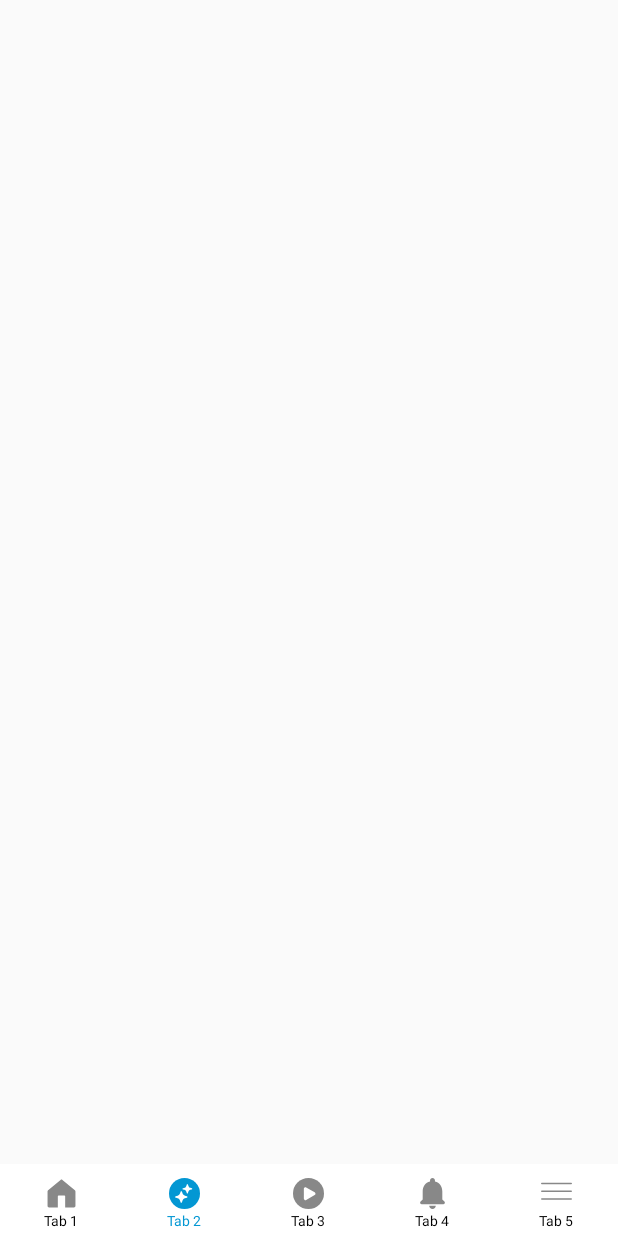
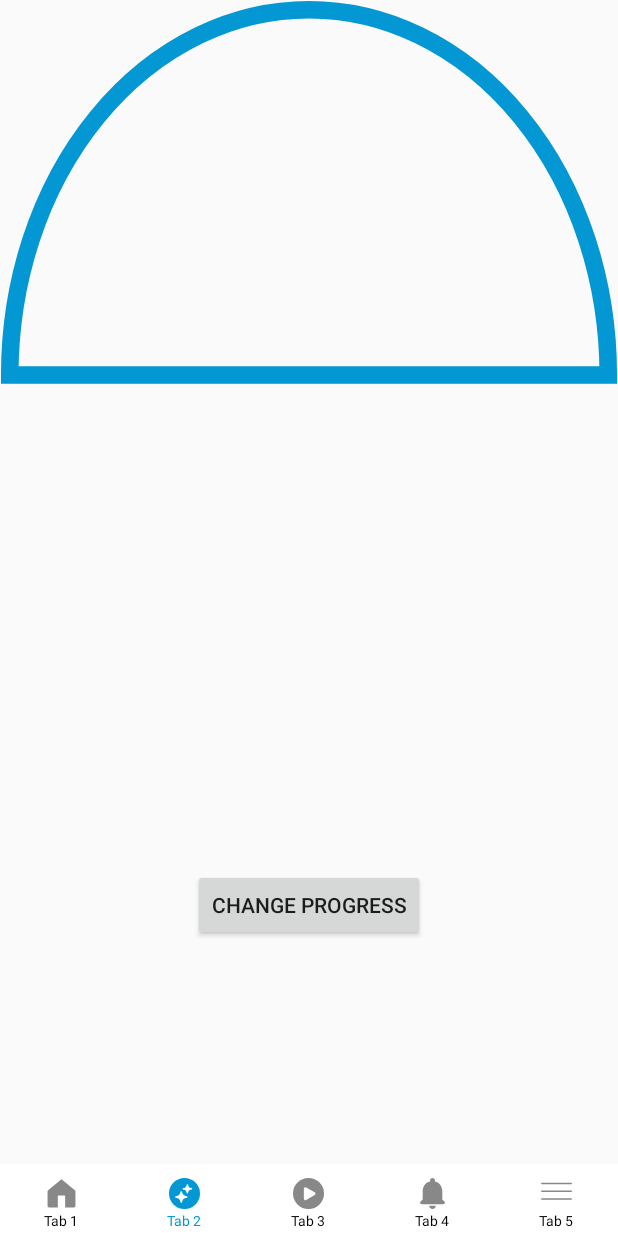
Before and after one commit to vuxbasnin/app_national_flag, an Android app: the screen it shows after launch (MainActivity), item 2 of the bottom bar chosen, on a phone screen of 412 x 824 dp. Run offline under Robolectric (Android 15) with nearby library versions, the phone set to English and light mode, and no system bars; our stand-ins replace Dagger/Hilt's generated code, Room's generated code, Timber, sdp/ssp sizes; libraries missing offline, so code that uses them is left out: com.chuckerteam.chucker; pictures from the network do not load.

Commit message:
[App] custom view semi cycle

```diff
--- /dev/null
+++ b/app/src/main/java/com/base/basemvvm/presentation/core/widget/SemiCycleView.kt
@@ -0,0 +1,67 @@
+package com.base.basemvvm.presentation.core.widget
+
+import android.animation.PropertyValuesHolder
+import android.animation.ValueAnimator
+import android.content.Context
+import android.graphics.Canvas
+import android.graphics.Paint
+import android.graphics.RectF
+import android.util.AttributeSet
+import android.view.View
+import android.view.animation.AccelerateDecelerateInterpolator
+import com.base.basemvvm.R
+
+class SemiCycleView(context: Context, attrs: AttributeSet) : View(context, attrs) {
+    private val backgroundPaint = Paint()
+    private val mainPain = Paint()
+    private var progress = 0f
+    private val margin: Float = resources.getDimension(R.dimen.size_6)
+
+    override fun onDraw(canvas: Canvas) {
+        super.onDraw(canvas)
+        val frame = RectF(margin, margin, width.toFloat() - margin, height.toFloat() - margin)
+        canvas.drawArc(
+            frame,
+            0f,
+            -180f,
+            true,
+            backgroundPaint
+        )
+        progress.times(-180f).let { canvas.drawArc(frame, 0f, it, true, mainPain) }
+    }
+
+    fun setProcess(v: Float) {
+        val currentProgress = this.progress
+        val animator =
+            ValueAnimator().apply { // Thực hiện hiệu ứng chuyển động khi thay đổi progress
+                setValues(
+                    PropertyValuesHolder.ofFloat(
+                        "percent",
+                        currentProgress, v
+                    )
+                )
+                duration = 300
+                interpolator = AccelerateDecelerateInterpolator()
+
+                addUpdateListener {
+                    val newValue = it.getAnimatedValue("percent") as Float
+                    this@SemiCycleView.progress = newValue
+                    invalidate()
+                }
+            }
+        animator.start()
+    }
+
+    fun setUpUI(colorRes: Int?) {
+        setupPaint(backgroundPaint, R.color.color_line)
+        setupPaint(mainPain, colorRes)
+    }
+
+    private fun setupPaint(paint: Paint?, colorRes: Int?) {
+        paint?.isAntiAlias = true   //vien view min hon
+        paint?.color = context.resources.getColor(R.color.primary)      //mau cua duong tron
+        paint?.style = Paint.Style.STROKE   //chon dang stroke
+        paint?.strokeCap = Paint.Cap.SQUARE     //hinh dang 2 dau
+        paint?.strokeWidth = resources.getDimension(R.dimen.size_12)    //do rong duong tron
+    }
+}
--- a/app/src/main/java/com/base/basemvvm/presentation/feature/m02/M02Fragment.kt
+++ b/app/src/main/java/com/base/basemvvm/presentation/feature/m02/M02Fragment.kt
@@ -1,13 +1,21 @@
 package com.base.basemvvm.presentation.feature.m02
 
 import android.view.View
+import com.base.basemvvm.R
 import com.base.basemvvm.databinding.M02FragmentBinding
 import com.base.basemvvm.presentation.core.base.BaseFragment
 import dagger.hilt.android.AndroidEntryPoint
+import kotlin.random.Random
 
 @AndroidEntryPoint
 class M02Fragment: BaseFragment<M02FragmentBinding>(M02FragmentBinding::inflate) {
     override fun initView() {
+        binding.semiCycle.setUpUI(R.color.primary)
+        binding.btnChangeProgress.setOnClickListener {
+            val progress = Random.nextInt(0, 100)
+            binding.tvProgress.text = "$progress %"
+            binding.semiCycle.setProcess(progress.toFloat()/100f)
+        }
     }
 
     override fun initObserver() {
--- a/app/src/main/res/layout/m02_fragment.xml
+++ b/app/src/main/res/layout/m02_fragment.xml
@@ -1,6 +1,36 @@
 <?xml version="1.0" encoding="utf-8"?>
 <androidx.constraintlayout.widget.ConstraintLayout xmlns:android="http://schemas.android.com/apk/res/android"
+    xmlns:app="http://schemas.android.com/apk/res-auto"
     android:layout_width="match_parent"
     android:layout_height="match_parent">
 
+    <com.base.basemvvm.presentation.core.widget.SemiCycleView
+        android:id="@+id/semiCycle"
+        android:layout_width="match_parent"
+        android:layout_height="500dp"
+        app:layout_constraintEnd_toEndOf="parent"
+        app:layout_constraintHorizontal_bias="0.5"
+        app:layout_constraintStart_toStartOf="parent"
+        app:layout_constraintTop_toTopOf="parent" />
+
+    <androidx.appcompat.widget.AppCompatTextView
+        android:id="@+id/tvProgress"
+        android:layout_width="wrap_content"
+        android:layout_height="wrap_content"
+        android:layout_marginTop="@dimen/size_30"
+        app:layout_constraintEnd_toEndOf="parent"
+        app:layout_constraintStart_toStartOf="parent"
+        app:layout_constraintTop_toBottomOf="@+id/semiCycle" />
+
+    <androidx.appcompat.widget.AppCompatButton
+        android:id="@+id/btnChangeProgress"
+        android:layout_width="wrap_content"
+        android:layout_height="wrap_content"
+        android:layout_marginTop="@dimen/size_30"
+        android:text="Change progress"
+        app:layout_constraintEnd_toEndOf="parent"
+        app:layout_constraintHorizontal_bias="0.5"
+        app:layout_constraintStart_toStartOf="parent"
+        app:layout_constraintTop_toBottomOf="@+id/tvProgress" />
+
 </androidx.constraintlayout.widget.ConstraintLayout>
```
